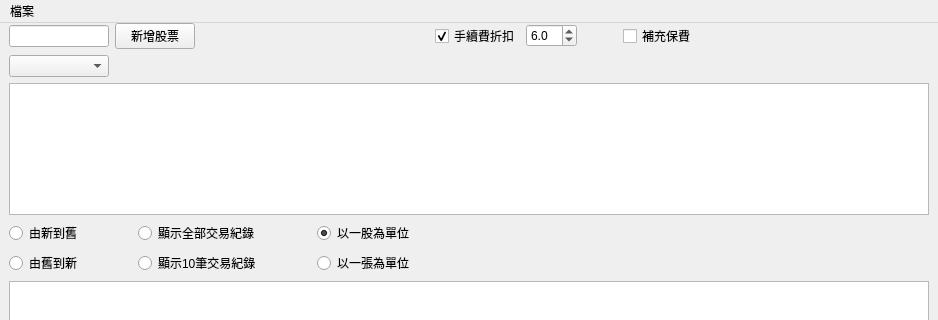
Before: the Qt Designer form QtStockPriceMainWindow.ui in foxking0416/PythonStockPrice, drawn with Qt 5; both pictures show x 0 to 938 and y 0 to 320 of the 938 by 867 pixel window.
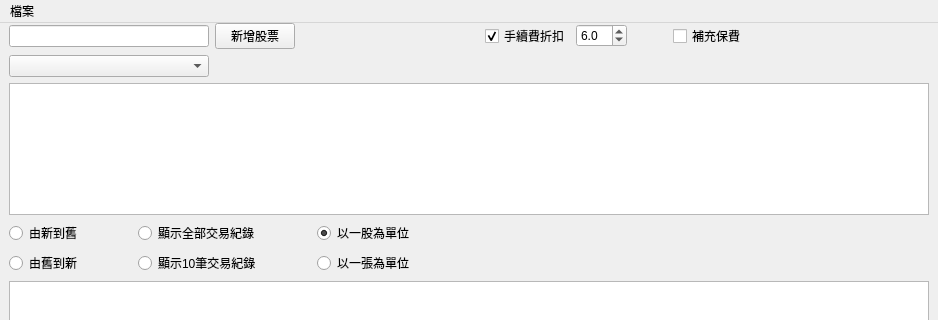
After: the same form once the commit is applied.

Commit message: 下載股票代碼時連ETF的也會一併下載

```diff
--- a/QtStockPriceMainWindow.ui
+++ b/QtStockPriceMainWindow.ui
@@ -31,9 +31,15 @@
           <verstretch>0</verstretch>
          </sizepolicy>
         </property>
+        <property name="minimumSize">
+         <size>
+          <width>200</width>
+          <height>0</height>
+         </size>
+        </property>
         <property name="maximumSize">
          <size>
-          <width>100</width>
+          <width>200</width>
           <height>16777215</height>
          </size>
         </property>
@@ -141,7 +147,7 @@
        <widget class="QComboBox" name="qtStockSelectComboBox">
         <property name="minimumSize">
          <size>
-          <width>100</width>
+          <width>200</width>
           <height>0</height>
          </size>
         </property>
```
The commit also changes 2 other files.
